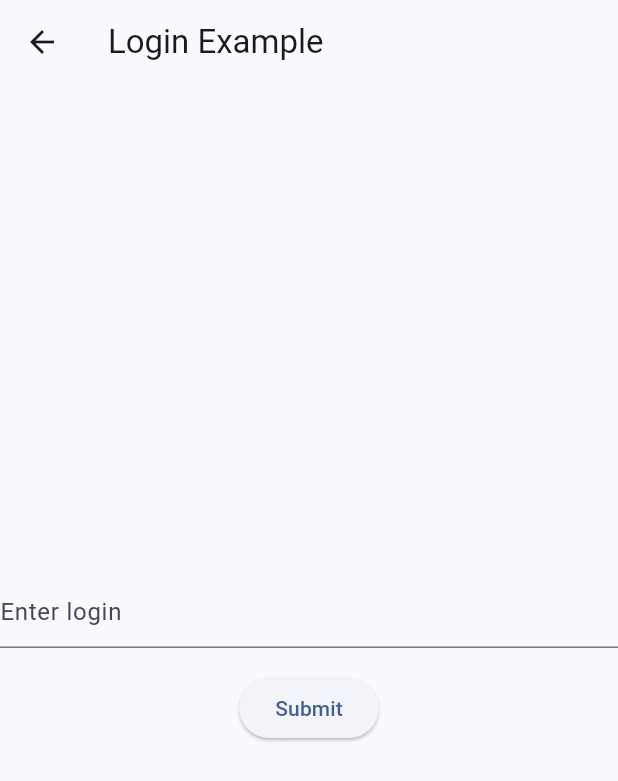
After one commit to dimad2602/FlutterCourse, a Flutter app: the screen it shows after launch, after a tap on "LoginPage", on a phone screen of 412 x 824 dp. The commit adds this screen. Shown: the top 781 px of the screen. Run offline on Flutter 3.47's test engine with Material 3 defaults, Android fonts, the phone set to English and light mode, and no system bars; our stand-ins replace flutter_bloc, freezed_annotation.

Commit message:
bloc lec 22

```diff
--- /dev/null
+++ b/lib/domain/blocs/login_bloc/login_block.dart
@@ -0,0 +1,34 @@
+import 'package:flutter_bloc/flutter_bloc.dart';
+
+import '../../events/login_event.dart';
+import '../../repositories/login_repository.dart';
+import '../../states/login_state.dart';
+
+class LoginBloc extends Bloc<LoginEvent, LoginState> {
+  final LoginRepository _repository;
+  LoginBloc(this._repository) : super(InitialState()) {
+    on<LoginChanged>(
+      (event, emit) {
+        emit(LoginInputState(event.login));
+        //emit(FailureState(event.login, 'ФФФФ'));
+      },
+      // transformer: ...,
+    );
+
+    on<LoginRetry>((event, emit) async {
+      emit(InitialState());
+    });
+    on<Validate>((event, emit) async {
+      emit(ValidatingState());
+
+      final isValid = await _repository.validateLogin(event.login);
+
+      if (isValid) {
+        //emit(LoginInputState(event.login));
+        emit(CompleteState());
+      } else {
+        emit(FailureState(event.login, 'Invalid login'));
+      }
+    });
+  }
+}
--- /dev/null
+++ b/lib/domain/events/login_event.dart
@@ -0,0 +1,18 @@
+abstract class LoginEvent {}
+
+class LoginChanged extends LoginEvent {
+  final String login;
+
+  LoginChanged(this.login);
+}
+
+class LoginRetry extends LoginEvent {
+}
+
+class Validate extends LoginEvent {
+  final String login;
+
+  Validate(this.login);
+}
+
+class SignIn extends LoginEvent {}
--- /dev/null
+++ b/lib/domain/repositories/login_repository.dart
@@ -0,0 +1,17 @@
+class LoginRepository {
+  Future<bool> validateLogin(String login) async {
+    print("login = $login");
+    if (login.length < 3) {
+      return false;
+    }
+    // Реализуйте вашу логику валидации
+    // Возвращайте true, если логин валиден, и false в противном случае
+    return true;
+  }
+
+  Future<bool> signIn(String login) async {
+    // Реализуйте вашу логику входа
+    // Возвращайте true, если вход выполнен успешно, и false в противном случае
+    return true;
+  }
+}
--- /dev/null
+++ b/lib/domain/states/login_state.dart
@@ -0,0 +1,22 @@
+abstract class LoginState {}
+
+class InitialState extends LoginState {}
+
+class LoginInputState extends LoginState {
+  final String login;
+
+  LoginInputState(this.login);
+}
+
+class ValidatingState extends LoginState {}
+
+class FailureState extends LoginState {
+  final String login;
+  final String errorText;
+
+  FailureState(this.login, this.errorText);
+}
+
+class CompleteState extends LoginState {
+
+}
--- a/lib/main.dart
+++ b/lib/main.dart
@@ -41,10 +41,8 @@ class MyHomePage extends StatefulWidget {
 }
 
 class _MyHomePageState extends State<MyHomePage> {
-
   @override
   Widget build(BuildContext context) {
-    return const Scaffold(
-        body: FirstPage());
+    return const Scaffold(body: FirstPage());
   }
 }
--- a/lib/pages/calculator_page.dart
+++ b/lib/pages/calculator_page.dart
@@ -157,8 +157,12 @@ class _CalculatorPageState extends State<CalculatorPage> {
                     BigText(
                       text: "$_totalAmountRounded руб",
                       fontWeight: FontWeight.w600,
-                    )
+                    ),
+                    MyTextFieldCupertino(keyboardType: TextInputType.number,
+                  inputFormatters: [FilteringTextInputFormatter.digitsOnly],
+                  controller: _billAmountController,)
                   ],
+
                 ),
                 Center(
                   child: ElevatedButton(
--- a/lib/pages/first_page.dart
+++ b/lib/pages/first_page.dart
@@ -12,7 +12,10 @@ class FirstPage extends StatelessWidget {
         title: const Text('Джегло'),
       ),
       body: Center(
-        child: ElevatedButton(
+        child: Column(
+          mainAxisAlignment: MainAxisAlignment.center,
+          children: [
+            ElevatedButton(
               style: ElevatedButton.styleFrom(
                 backgroundColor: const Color(0xff6750a4),
               ),
@@ -24,6 +27,20 @@ class FirstPage extends StatelessWidget {
                 color: Colors.white,
               ),
             ),
+            ElevatedButton(
+              style: ElevatedButton.styleFrom(
+                backgroundColor: const Color(0xff6750a4),
+              ),
+              onPressed: () {
+                Navigator.of(context).pushNamed('/LoginPage');
+              },
+              child: const BigText(
+                text: "LoginPage",
+                color: Colors.white,
+              ),
+            ),
+          ],
+        ),
       ),
     );
   }
--- /dev/null
+++ b/lib/pages/login_page.dart
@@ -0,0 +1,103 @@
+import 'package:curse_app_1/domain/blocs/login_bloc/login_block.dart';
+import 'package:curse_app_1/domain/events/login_event.dart';
+import 'package:curse_app_1/domain/states/login_state.dart';
+import 'package:flutter/material.dart';
+import 'package:flutter_bloc/flutter_bloc.dart';
+
+
+
+class LoginPage extends StatelessWidget {
+  final TextEditingController _loginController = TextEditingController();
+
+  @override
+  Widget build(BuildContext context) {
+    return Scaffold(
+      appBar: AppBar(
+        title: Text('Login Example'),
+      ),
+      body: BlocBuilder<LoginBloc, LoginState>(
+        builder: (context, state) {
+          if (state is InitialState) {
+            return buildInitialUI(context);
+          } else if (state is LoginInputState || state is ValidatingState) {
+            return buildInputUI(context);
+          } else if (state is FailureState) {
+            return buildFailureUI(context, state.errorText);
+          } else if (state is CompleteState) {
+            return buildCompliteUI(context);
+          } else {
+            return Container(); // Placeholder for other states
+          }
+        },
+      ),
+    );
+  }
+
+  Widget buildInitialUI(BuildContext context) {
+    return Center(
+      child: Column(
+        mainAxisAlignment: MainAxisAlignment.center,
+        children: [
+          TextField(
+            controller: _loginController,
+            decoration: InputDecoration(
+              hintText: 'Enter login',
+            ),
+          ),
+          SizedBox(height: 16),
+          ElevatedButton(
+            onPressed: () {
+              final login = _loginController.text;
+              //BlocProvider.of<LoginBloc>(context).add(LoginChanged(login));
+              BlocProvider.of<LoginBloc>(context).add(Validate(login));
+            },
+            child: Text('Submit'),
+          ),
+        ],
+      ),
+    );
+  }
+
+  Widget buildInputUI(BuildContext context) {
+    //BlocProvider.of<LoginBloc>(context).add(Validate("aaaaaaaeeeeee"));
+    return Center(
+      child: CircularProgressIndicator(),
+    );
+  }
+
+  Widget buildFailureUI(BuildContext context, String errorText) {
+    return Center(
+      child: Column(
+        mainAxisAlignment: MainAxisAlignment.center,
+        children: [
+          Text('Login failed: $errorText'),
+          SizedBox(height: 16),
+          ElevatedButton(
+            onPressed: () {
+              BlocProvider.of<LoginBloc>(context).add(LoginRetry());
+            },
+            child: Text('Retry'),
+          ),
+        ],
+      ),
+    );
+  }
+
+  Widget buildCompliteUI(BuildContext context) {
+    return Center(
+      child: Column(
+        mainAxisAlignment: MainAxisAlignment.center,
+        children: [
+          const Text('Done'),
+          const SizedBox(height: 16),
+          ElevatedButton(
+            onPressed: () {
+              BlocProvider.of<LoginBloc>(context).add(LoginRetry());
+            },
+            child: Text('Retry'),
+          ),
+        ],
+      ),
+    );
+  }
+}
```
Also changed, not shown: lib/models/email_validaton/email_validation.dart (added, +30 -0 lines), lib/models/person_model/person.dart (added, +17 -0 lines), lib/routes.dart (+9 -1 lines), pubspec.yaml (+7 -0 lines), lib/models/email_validaton/email_validation.freezed.dart (added), lib/models/person_model/person.freezed.dart (added), pubspec.lock, 1 other file. Lines whose indentation alone changed are shown as unchanged.
